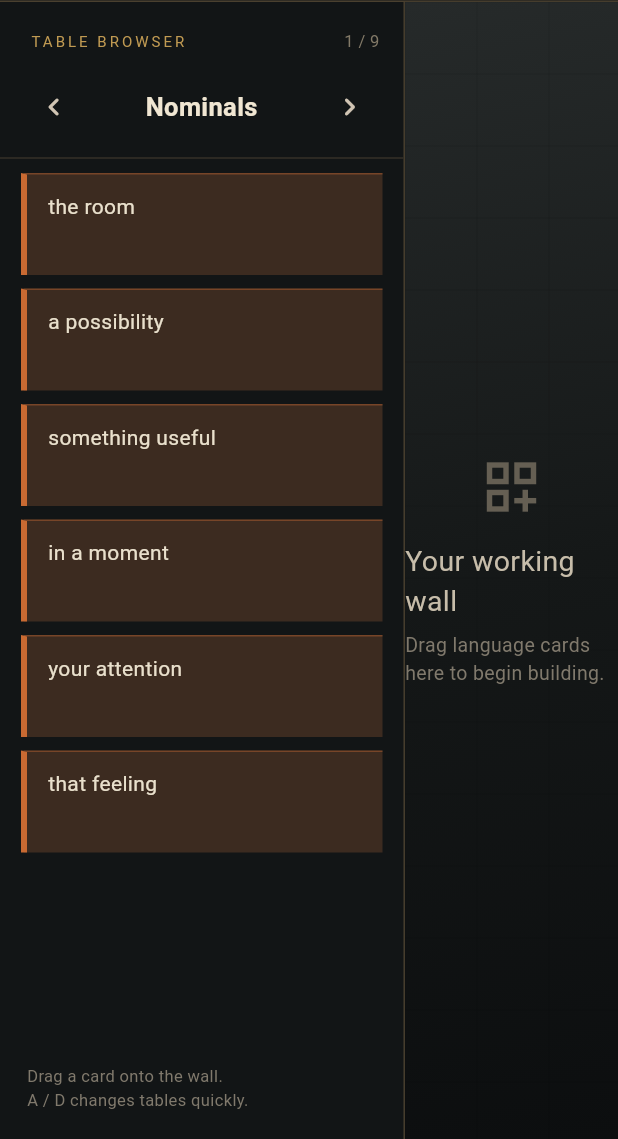
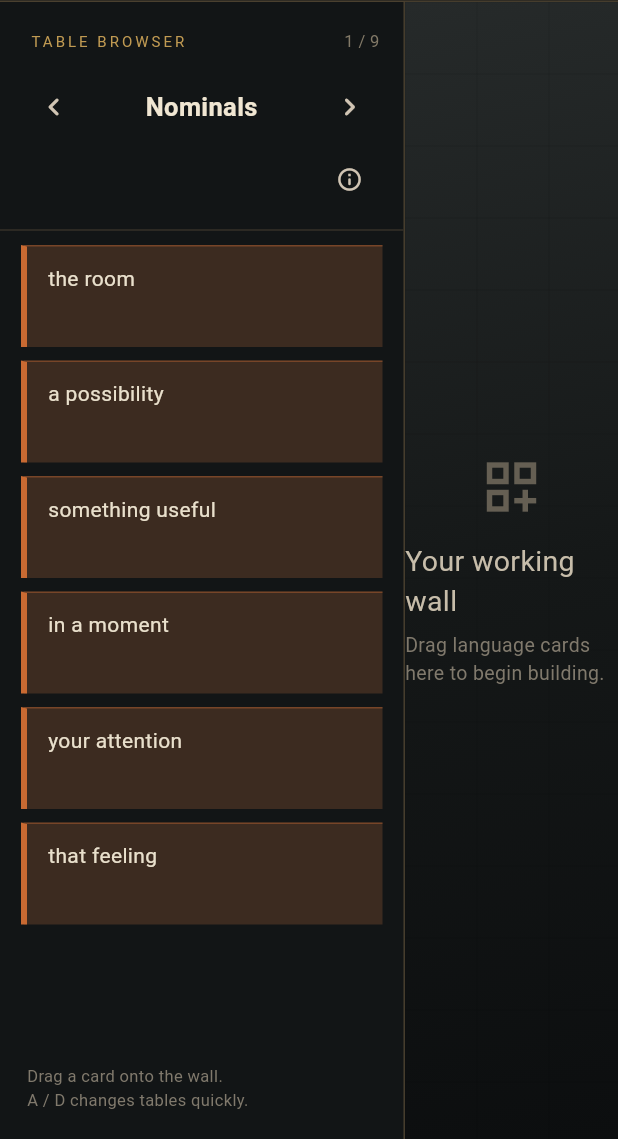
Before and after one commit to sirxcott/Visual-Language-Castle, a Flutter app: the PracticeRoomScreen screen opened directly, on a phone screen of 412 x 824 dp, the part 97-1236 px from its top. Run offline on Flutter 3.47's test engine with Material 3 defaults, Android fonts, the phone set to English and light mode, and no system bars; Roboto replaces fonts that are missing (Georgia).

Commit message:
Milestone 15: add workspace composition guidance

```diff
--- a/app/lib/widgets/table_browser.dart
+++ b/app/lib/widgets/table_browser.dart
@@ -52,6 +52,14 @@ class TableBrowser extends StatelessWidget {
               ],
             ),
           ),
+          if (_tableGuidance.containsKey(table.name))
+            Align(
+              alignment: Alignment.centerRight,
+              child: Padding(
+                padding: const EdgeInsets.only(right: 12),
+                child: IconButton(tooltip: 'Open table guidance', onPressed: () => _showTableGuidance(context), icon: const Icon(Icons.info_outline_rounded, size: 18)),
+              ),
+            ),
           const Divider(color: Color(0xFF342F27), height: 20),
           Expanded(
             child: ListView.separated(
@@ -69,4 +77,39 @@ class TableBrowser extends StatelessWidget {
       ),
     );
   }
+
+  void _showTableGuidance(BuildContext context) {
+    final guidance = _tableGuidance[table.name];
+    if (guidance == null) return;
+    showDialog<void>(
+      context: context,
+      builder: (context) => AlertDialog(
+        backgroundColor: const Color(0xFF242627),
+        title: Text(table.name, style: const TextStyle(color: Color(0xFFF0E6D2), fontSize: 20)),
+        content: Column(
+          mainAxisSize: MainAxisSize.min,
+          crossAxisAlignment: CrossAxisAlignment.start,
+          children: guidance,
+        ),
+        actions: [TextButton(onPressed: () => Navigator.pop(context), child: const Text('Close'))],
+      ),
+    );
+  }
+
+static const _tableGuidance = <String, List<Widget>>{
+  'Nominals': [
+    Text('Nominals are the abbreviated app term for hypnotic nominalizations.', style: TextStyle(color: Color(0xFFE0D3B8), fontSize: 14, height: 1.4)),
+  ],
+  'Linkages': [
+    Text('Linkages are spoken transition structures that maintain and shape hypnotic/conversational momentum.', style: TextStyle(color: Color(0xFFE0D3B8), fontSize: 14, height: 1.4)),
+    SizedBox(height: 16),
+    Text('RESTATEMENT LINKAGES', style: TextStyle(color: Color(0xFFC09A52), fontSize: 10, letterSpacing: 1.5)),
+    SizedBox(height: 5),
+    Text('Linkages used to restate or reinforce a suggestion in a different way.', style: TextStyle(color: Color(0xFFE0D3B8), fontSize: 14, height: 1.4)),
+    SizedBox(height: 14),
+    Text('MOMENTUM LINKAGES', style: TextStyle(color: Color(0xFFC09A52), fontSize: 10, letterSpacing: 1.5)),
+    SizedBox(height: 5),
+    Text('Linkages used to maintain verbal flow and give the speaker processing time without breaking delivery.', style: TextStyle(color: Color(0xFFE0D3B8), fontSize: 14, height: 1.4)),
+  ],
+};
 }
```
Also changed, not shown: 1 other file.
